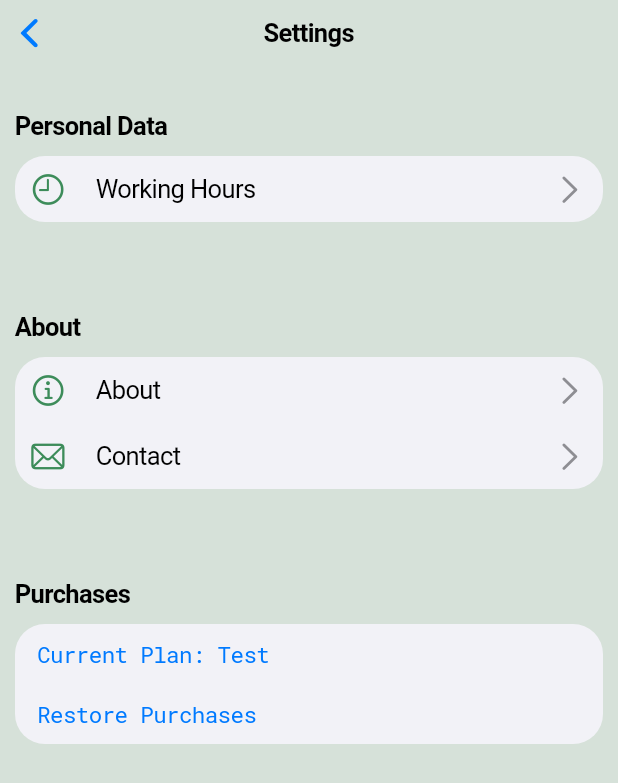
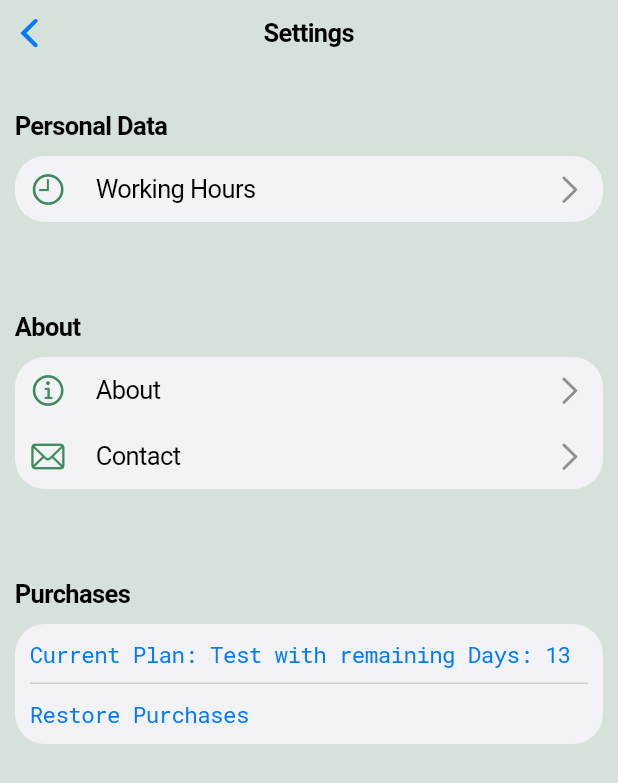
Before and after one commit to PracticalPassion/WorkLog, a Flutter app: the MainViewSettings screen opened directly, on a phone screen of 412 x 824 dp. Shown: the top 783 px of the screen. Run offline on Flutter 3.47's test engine with Material 3 defaults, Android fonts, the phone set to English and light mode, and no system bars; our stand-ins replace google_fonts, package_info, shared_preferences, sqflite; missing offline and left inert: mailto, purchases_flutter; accounts and stored records are empty; generated files the repository leaves out were written again.

Commit message:
fix: check current plan

```diff
--- a/lib/main.dart
+++ b/lib/main.dart
@@ -3,6 +3,7 @@ import 'package:flutter/cupertino.dart';
 import 'package:flutter_localizations/flutter_localizations.dart';
 import 'package:provider/provider.dart';
 import 'package:work_log/src/controller/TimeEntryController.dart';
+import 'package:work_log/src/controller/purchase.dart';
 import 'package:work_log/src/controller/purchase/purchase.dart';
 import 'package:work_log/src/controller/settingsController.dart';
 import 'package:work_log/src/controller/setupController.dart';
@@ -21,6 +22,7 @@ void main() async {
     ChangeNotifierProvider(create: (_) => SettingsController()),
     ChangeNotifierProvider(create: (_) => TimeTrackingController()),
     ChangeNotifierProvider(create: (_) => SetupModel()),
+    ChangeNotifierProvider(create: (_) => PurchaseController()),
   ], child: const App()));
 }
 
@@ -38,7 +40,7 @@ class App extends StatelessWidget {
           Locale('de', 'DE'),
         ],
         debugShowCheckedModeBanner: false,
-        title: 'Work Log',
+        title: 'WorkTrack Pro',
         localizationsDelegates: const [
           AppLocalizations.delegate,
           GlobalMaterialLocalizations.delegate,
@@ -96,6 +98,8 @@ class _TimeTrackingAppState extends State<TimeTrackingApp> {
     super.initState();
     initializeDateFormatting();
     loadSettings();
+    final purchseController = Provider.of<PurchaseController>(context, listen: false);
+    purchseController.updateStatus(context);
   }
 
   @override
--- a/lib/src/controller/purchase/purchase.dart
+++ b/lib/src/controller/purchase/purchase.dart
@@ -116,7 +116,7 @@ class PurchaseApi {
         await prefs.setString(trialStartDateKey, trialStartDate.toIso8601String());
       } else {
         DateTime trialStartDate = DateTime.parse(trialStartDateString);
-        DateTime oneWeekLater = trialStartDate.add(const Duration(minutes: 1));
+        DateTime oneWeekLater = trialStartDate.add(daysTestPhase);
 
         if (DateTime.now().isAfter(oneWeekLater)) {
           showCupertinoDialog(
@@ -148,6 +148,24 @@ class PurchaseApi {
       }
     }
     return true;
+  }
+
+  static Future<int> getRemainingTestDays() async {
+    SharedPreferences prefs = await SharedPreferences.getInstance();
+    String? trialStartDateString = prefs.getString(trialStartDateKey);
+
+    if (trialStartDateString == null) {
+      return daysTestPhase.inDays;
+    } else {
+      DateTime trialStartDate = DateTime.parse(trialStartDateString);
+      DateTime later = trialStartDate.add(daysTestPhase);
+
+      if (DateTime.now().isAfter(later)) {
+        return 0;
+      } else {
+        return later.difference(DateTime.now()).inDays;
+      }
+    }
   }
 
   static Future<void> initPlatformState() async {
--- a/lib/src/view/pages/home/Add/FormPage.dart
+++ b/lib/src/view/pages/home/Add/FormPage.dart
@@ -117,6 +117,7 @@ class _EntryFormPageState extends State<EntryFormPage> {
     final settingsController = Provider.of<SettingsController>(context);
 
     return FormLayout(
+      backgroundColor: CupertinoColors.white,
       title: widget.title ?? (widget.entry != null ? AppLocalizations.of(context)!.changeEntry : ""),
       footer: Column(
         children: [
--- a/lib/src/view/pages/home/Add/Overtime.dart
+++ b/lib/src/view/pages/home/Add/Overtime.dart
@@ -55,6 +55,7 @@ class _EntryOvertimePageState extends State<EntryOvertimePage> with SingleTicker
     final settingsController = Provider.of<SettingsController>(context, listen: false);
 
     return FormLayout(
+      backgroundColor: CupertinoColors.white,
       title: "",
       footer: Column(
         children: [
--- a/lib/src/view/pages/settings/TimeSheetSettingsWidget.dart
+++ b/lib/src/view/pages/settings/TimeSheetSettingsWidget.dart
@@ -118,7 +118,7 @@ class _TimeSheetSettingsWidgetState extends State<TimeSheetSettingsWidget> {
                   },
                 ),
                 TemplateRow(
-                  leftName: (AppLocalizations.of(context)!.settingsBreaAfter),
+                  leftName: (AppLocalizations.of(context)!.settingsBreakAfter),
                   rightTextWidget: Text(widget.breakAfterHours.formatDarationH2M()),
                   rightTextOnPressed: () {
                     showFilterWidget(context, widget.breakAfterHours, (time) {
--- a/lib/src/view/pages/settings/settings.dart
+++ b/lib/src/view/pages/settings/settings.dart
@@ -18,6 +18,20 @@ class MainViewSettings extends StatefulWidget {
 }
 
 class _MainViewSettingsState extends State<MainViewSettings> {
+  String remainingDays = "";
+
+  @override
+  void initState() {
+    super.initState();
+    if (appData.plan == Plan.test) {
+      PurchaseApi.getRemainingTestDays().then((value) {
+        setState(() {
+          remainingDays = " with remaining Days: $value";
+        });
+      });
+    }
+  }
+
   List<TileStrcut> listTiles_personal(BuildContext context) {
     return [
       TileStrcut(
@@ -42,7 +56,7 @@ class _MainViewSettingsState extends State<MainViewSettings> {
 
   List<TileInfo> listTiles_purchases(BuildContext context) {
     return [
-      TileInfo(title: "${AppLocalizations.of(context)!.currentPlan}: ${appData.plan.prettyName}", icon: CupertinoIcons.info, onPressed: () => PurchaseApi.perfomMagic(context)),
+      TileInfo(title: "${AppLocalizations.of(context)!.currentPlan}: ${appData.plan.prettyName}$remainingDays", icon: CupertinoIcons.info, onPressed: () => PurchaseApi.perfomMagic(context)),
       TileInfo(title: AppLocalizations.of(context)!.restorePurchases, onPressed: () => PurchaseApi.restorePurchases(context), icon: CupertinoIcons.lasso),
     ];
   }
@@ -83,7 +97,7 @@ class _MainViewSettingsState extends State<MainViewSettings> {
                   const SizedBox(
                     height: 10,
                   ),
-                  listView(listTiles_purchases(context)),
+                  listView(listTiles_purchases(context), withDividers: true),
                   const SizedBox(
                     height: 60,
                   ),
@@ -94,22 +108,32 @@ class _MainViewSettingsState extends State<MainViewSettings> {
         ));
   }
 
-  Widget listView(List<TileBase> tiles) => ListView.builder(
+  Widget listView(List<TileBase> tiles, {bool withDividers = false}) => ListView.builder(
         shrinkWrap: true,
         padding: EdgeInsets.zero,
         physics: const NeverScrollableScrollPhysics(),
-      itemCount: tiles.length,
+        itemCount: withDividers ? tiles.length * 2 - 1 : tiles.length, // adjust item count for dividers
         itemBuilder: (context, index) {
-        return tiles[index].getWidget(
+          if (withDividers && index.isOdd) {
+            // Return a Divider for odd indices if withDividers is true
+            return Container(
+              margin: const EdgeInsets.symmetric(horizontal: 10),
+              child: const Divider(height: 0, color: CupertinoColors.systemGrey4),
+            );
+          }
+          // Return the actual widget for even indices or if withDividers is false
+          final tileIndex = withDividers ? index ~/ 2 : index;
+          return tiles[tileIndex].getWidget(
               tiles.length == 1
                   ? BorderType.all
-                : index == 0
+                  : tileIndex == 0
                       ? BorderType.top
-                    : index == tiles.length - 1
+                      : tileIndex == tiles.length - 1
                           ? BorderType.bottom
                           : BorderType.none,
               context);
-      });
+        },
+      );
 }
 
 abstract class TileBase {
@@ -188,27 +212,17 @@ class TileInfo extends TileBase {
           borderRadius: borderType.borderRadius,
         ),
         padding: const EdgeInsets.all(10),
-        child: Stack(
-          children: [
-            Align(
+        child: Align(
           alignment: Alignment.centerLeft,
-              child: Row(
-                children: [
-                  // Icon(icon),
-                  const SizedBox(
-                    width: 5,
-                  ),
-                  Text(title,
+          child: Text(title,
+              overflow: TextOverflow.visible,
+              maxLines: 2,
               style: const CupertinoTextThemeData().navTitleTextStyle.copyWith(
                     fontWeight: FontWeight.normal,
                     color: CupertinoColors.systemBlue,
                     fontFamily: GoogleFonts.robotoMono().fontFamily,
                     fontSize: 15,
                   )),
-                ],
-              ),
-            ),
-          ],
         ),
       ),
     );
```
Also changed, not shown: lib/src/controller/purchase.dart (added, +55 -0 lines), lib/src/controller/purchase/constant.dart (+5 -2 lines), lib/src/view/pages/home/ListEntry/EntryTile.dart (+7 -6 lines), lib/src/view/pages/home/QuickAdd/QuickAddEntryColored.dart (+9 -14 lines), lib/src/view/pages/home/home.dart (+5 -6 lines), 10 other files. Lines whose indentation alone changed are shown as unchanged.
